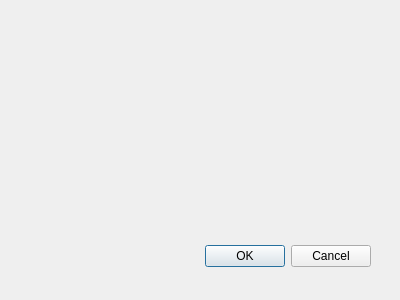
This is Machine/Config/cfgmachsettings.ui in stonefjd/Cutting as Qt 5 draws it before an edit. The edited form follows.
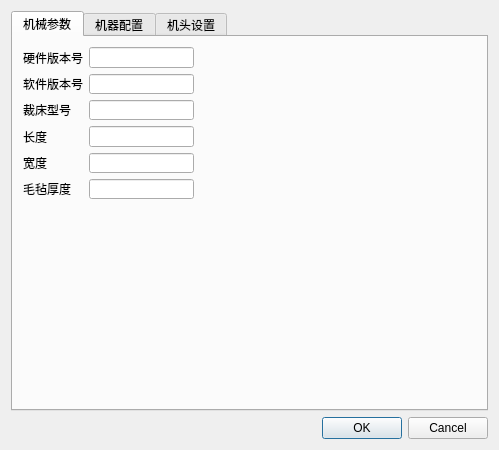
This is the edited form.

Commit message: [step3]着手进行参数配置设计，删去之前写的参数配置设计

What changed in the file:
```diff
--- a/Machine/Config/cfgmachsettings.ui
+++ b/Machine/Config/cfgmachsettings.ui
@@ -8,29 +8,143 @@
    <rect>
     <x>0</x>
     <y>0</y>
-    <width>400</width>
-    <height>300</height>
+    <width>499</width>
+    <height>450</height>
    </rect>
   </property>
   <property name="windowTitle">
    <string>Dialog</string>
   </property>
-  <widget class="QDialogButtonBox" name="buttonBox">
-   <property name="geometry">
-    <rect>
-     <x>30</x>
-     <y>240</y>
-     <width>341</width>
-     <height>32</height>
-    </rect>
-   </property>
-   <property name="orientation">
-    <enum>Qt::Horizontal</enum>
-   </property>
-   <property name="standardButtons">
-    <set>QDialogButtonBox::Cancel|QDialogButtonBox::Ok</set>
-   </property>
-  </widget>
+  <layout class="QVBoxLayout" name="verticalLayout">
+   <item>
+    <widget class="QTabWidget" name="tabWidget">
+     <property name="currentIndex">
+      <number>0</number>
+     </property>
+     <widget class="QWidget" name="tab">
+      <attribute name="title">
+       <string>机械参数</string>
+      </attribute>
+      <widget class="QWidget" name="">
+       <property name="geometry">
+        <rect>
+         <x>10</x>
+         <y>10</y>
+         <width>171</width>
+         <height>152</height>
+        </rect>
+       </property>
+       <layout class="QGridLayout" name="gridLayout">
+        <item row="0" column="0">
+         <widget class="QLabel" name="lbHwVersion">
+          <property name="text">
+           <string>硬件版本号</string>
+          </property>
+         </widget>
+        </item>
+        <item row="0" column="1">
+         <widget class="QLineEdit" name="lEdtHwVersion">
+          <property name="readOnly">
+           <bool>true</bool>
+          </property>
+         </widget>
+        </item>
+        <item row="1" column="0">
+         <widget class="QLabel" name="lbSwVersion">
+          <property name="text">
+           <string>软件版本号</string>
+          </property>
+         </widget>
+        </item>
+        <item row="1" column="1">
+         <widget class="QLineEdit" name="lEdtSwVersion">
+          <property name="readOnly">
+           <bool>true</bool>
+          </property>
+         </widget>
+        </item>
+        <item row="2" column="0">
+         <widget class="QLabel" name="lbType">
+          <property name="text">
+           <string>裁床型号</string>
+          </property>
+         </widget>
+        </item>
+        <item row="2" column="1">
+         <widget class="QLineEdit" name="lEdtType">
+          <property name="readOnly">
+           <bool>true</bool>
+          </property>
+         </widget>
+        </item>
+        <item row="3" column="0">
+         <widget class="QLabel" name="lbSizeX">
+          <property name="text">
+           <string>长度</string>
+          </property>
+         </widget>
+        </item>
+        <item row="3" column="1">
+         <widget class="QLineEdit" name="lEdtSizeX">
+          <property name="readOnly">
+           <bool>true</bool>
+          </property>
+         </widget>
+        </item>
+        <item row="4" column="0">
+         <widget class="QLabel" name="lbSizeY">
+          <property name="text">
+           <string>宽度</string>
+          </property>
+         </widget>
+        </item>
+        <item row="5" column="0">
+         <widget class="QLabel" name="lbFeltThick">
+          <property name="text">
+           <string>毛毡厚度</string>
+          </property>
+         </widget>
+        </item>
+        <item row="5" column="1">
+         <widget class="QLineEdit" name="lEdtFeltThick">
+          <property name="readOnly">
+           <bool>true</bool>
+          </property>
+         </widget>
+        </item>
+        <item row="4" column="1">
+         <widget class="QLineEdit" name="lEdtSizeY">
+          <property name="readOnly">
+           <bool>true</bool>
+          </property>
+         </widget>
+        </item>
+       </layout>
+      </widget>
+     </widget>
+     <widget class="QWidget" name="tab_2">
+      <attribute name="title">
+       <string>机器配置</string>
+      </attribute>
+     </widget>
+     <widget class="QWidget" name="tab_3">
+      <attribute name="title">
+       <string>机头设置</string>
+      </attribute>
+     </widget>
+    </widget>
+   </item>
+   <item>
+    <widget class="QDialogButtonBox" name="buttonBox">
+     <property name="orientation">
+      <enum>Qt::Horizontal</enum>
+     </property>
+     <property name="standardButtons">
+      <set>QDialogButtonBox::Cancel|QDialogButtonBox::Ok</set>
+     </property>
+    </widget>
+   </item>
+  </layout>
  </widget>
  <pixmapfunction/>
  <resources/>
```
Left out of the diff: 13 changed lines with no effect on the pictures. The commit also changes 16 other files.
